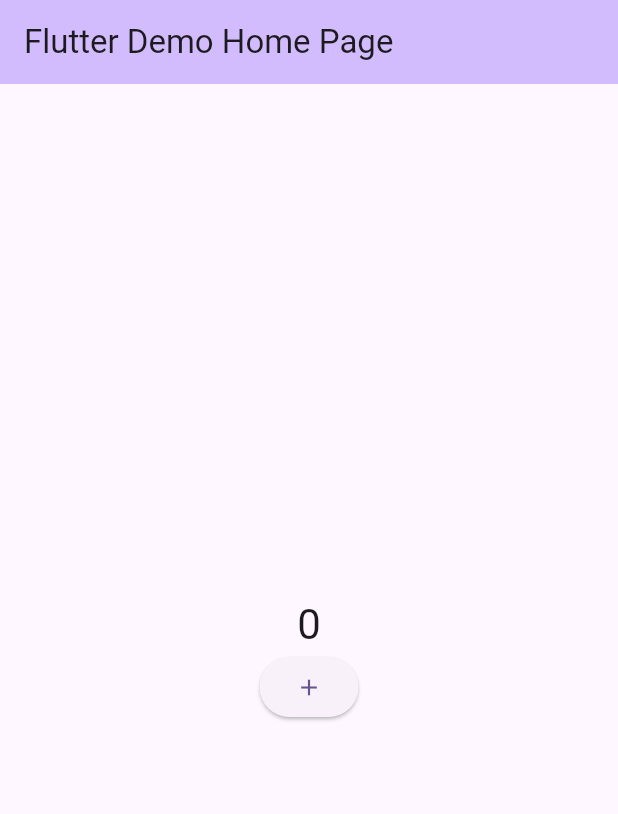
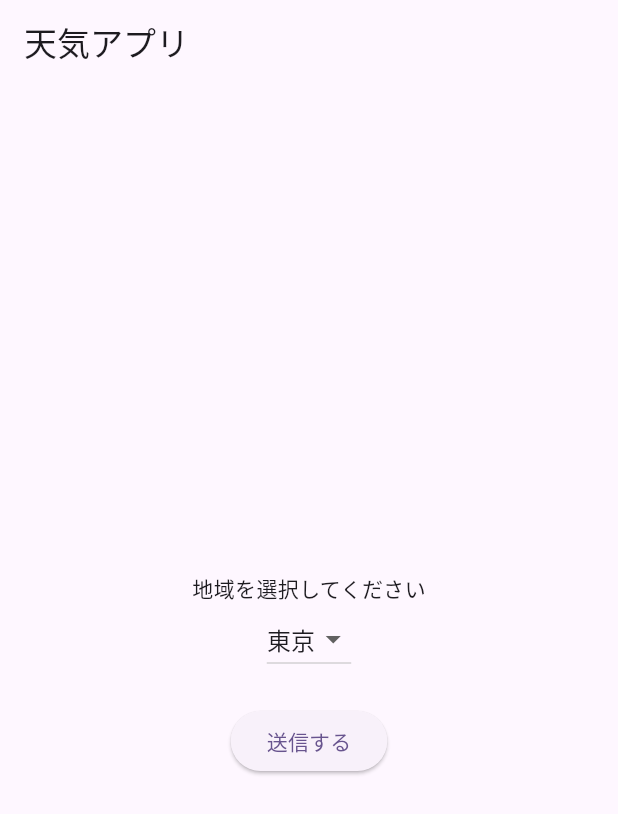
Before and after one commit to aonuma-spec/weather_app, a Flutter app: the screen it shows after launch, on a phone screen of 412 x 824 dp. Shown: the top 814 px of the screen. Run offline on Flutter 3.47's test engine with Material 3 defaults, Android fonts, the phone set to English and light mode, and no system bars; our stand-ins replace flutter_dotenv, flutter_riverpod.

Commit message:
add riverpod pattern weather app base

```diff
--- a/lib/screen/weather_app.dart
+++ b/lib/screen/weather_app.dart
@@ -1,60 +1,86 @@
-
 import 'package:flutter/material.dart';
 import 'package:flutter_riverpod/flutter_riverpod.dart';
-import 'package:weather_app/main.dart';
+import 'package:weather_app/screen/weather_detail.dart';
 
-class WeatherApp extends StatelessWidget {
+// import 'package:weather_app/view_model/weather_app_view_model.dart';
+import 'package:weather_app/view_model/weather_app_view_model.dart'
+    show weatherViewModelProvider, weatherAppProvider;
+
+class WeatherApp extends ConsumerWidget {
   const WeatherApp({super.key, required this.title});
 
   final String title;
 
   @override
-  Widget build(BuildContext context) {
-    return ProviderScope(
-      child: Scaffold(
-        appBar: AppBar(
-          backgroundColor: Theme.of(context).colorScheme.inversePrimary,
-          title: Text(title),
-        ),
-        body: Center(
-          child: Column(
-            mainAxisAlignment: MainAxisAlignment.center,
-            children:
-              const<Widget> [CountUp(), ButtonAction()],
-          ),
+  Widget build(BuildContext context, WidgetRef ref) {
+    return Scaffold(
+      appBar: AppBar(title: Text('天気アプリ')),
+      body: Center(
+        child: Column(
+          mainAxisAlignment: MainAxisAlignment.center,
+          children: <Widget>[const PlaceForm(), const CitySubmit()],
         ),
       ),
     );
   }
 }
 
-class CountUp extends ConsumerWidget {
-  const CountUp({Key? key}) : super(key: key);
+class PlaceForm extends ConsumerWidget {
+  const PlaceForm({super.key});
 
   @override
   Widget build(BuildContext context, WidgetRef ref) {
-    print("widgetBをビルド");
-    final int counter = ref.watch(weatherAppProvider).counter;
+    final appState = ref.watch(weatherAppProvider);
+    final appStateNotifier = ref.read(weatherAppProvider.notifier);
 
-    return Text(
-      '${counter}',
-      style: Theme.of(context).textTheme.headlineMedium,
+    List<DropdownMenuItem<String>> dropdownItems = appState.cities.entries.map((
+      entry,
+    ) {
+      return DropdownMenuItem(value: entry.key, child: Text(entry.value));
+    }).toList();
+
+    return Padding(
+      padding: const EdgeInsets.all(20.0),
+      child: Column(
+        children: [
+          Text('地域を選択してください'),
+          DropdownButton<String>(
+            value: appState.selectedCityValue,
+            items: dropdownItems,
+            onChanged: (String? newValue) {
+              if (newValue != null) {
+                appStateNotifier.updateSelectedCit(newValue);
+              }
+            },
+          ),
+        ],
+      ),
     );
   }
 }
 
-class ButtonAction extends ConsumerWidget {
-  const ButtonAction({Key? key}) : super(key: key);
+class CitySubmit extends ConsumerWidget {
+  const CitySubmit({Key? key}) : super(key: key);
 
   @override
   Widget build(BuildContext context, WidgetRef ref) {
-    // final Function increment = ref.read(myHomePageProvider.notifier).increment; // この行は削除（またはコメントアウト）
-
-    final increment = ref.read(weatherAppProvider.notifier).increment;
+    final selectedCity = ref.watch(weatherAppProvider).selectedCityValue;
+    final weatherViewModel = ref.read(weatherViewModelProvider.notifier);
 
     return ElevatedButton(
-      onPressed: increment,
-      child: const Icon(Icons.add),
+      onPressed: () async {
+        await weatherViewModel.loadWeather(selectedCity);
+
+        Navigator.push(
+          context,
+          MaterialPageRoute(
+            builder: (context) {
+              return WeatherDetail();
+            },
+          ),
+        );
+      },
+      child: Text('送信する'),
     );
   }
 }
--- a/lib/view_model/weather_app_view_model.dart
+++ b/lib/view_model/weather_app_view_model.dart
@@ -1,10 +1,46 @@
+import 'package:flutter_riverpod/flutter_riverpod.dart';
 import 'package:flutter_riverpod/legacy.dart';
+import 'package:weather_app/model/weather_data.dart';
 import 'package:weather_app/state/weather_app_state.dart';
+import 'package:weather_app/data/weather_repository.dart';
+import 'package:weather_app/state/weather_app_state.dart';
+import 'package:http/http.dart' as http;
+
+class WeatherViewModel extends AsyncNotifier<WeatherData?> {
+  @override
+  Future<WeatherData?> build() async {
+    return null;
+  }
+
+  Future<void> loadWeather(String query) async {
+
+    try {
+      final repository = ref.read(weatherRepositoryProvider);
+      final weatherData = await repository.loadWeather(query);
+
+      state = AsyncValue.data(weatherData);
+    } catch (e, st) {
+      state = AsyncValue.error(e, st);
+    }
+  }
+}
+
+final weatherViewModelProvider =
+    AsyncNotifierProvider<WeatherViewModel, WeatherData?>(() {
+      return WeatherViewModel();
+    });
 
 class WeatherAppStateNotifier extends StateNotifier<WeatherAppState> {
   WeatherAppStateNotifier() : super(const WeatherAppState());
-
-  void increment() {
-    state = state.copyWith(state.counter + 1);
+  void updateSelectedCit (String newValue) {
+    state = state.copyWith(selectedCityValue: newValue);
   }
 }
+
+final weatherAppProvider =
+    StateNotifierProvider<WeatherAppStateNotifier, WeatherAppState>((ref) {
+      return WeatherAppStateNotifier();
+    });
+
+
+final selectedCityProvider = StateProvider<String>((ref) => 'sendai');
```
Also changed, not shown: lib/data/weather_repository.dart (added, +37 -0 lines), lib/main.dart (+6 -2 lines), lib/model/weather_data.dart (added, +33 -0 lines), lib/screen/weather_detail.dart (added, +41 -0 lines), lib/state/weather_app_state.dart (+19 -5 lines), pubspec.yaml (+6 -1 lines), pubspec.lock, 1 other file.
